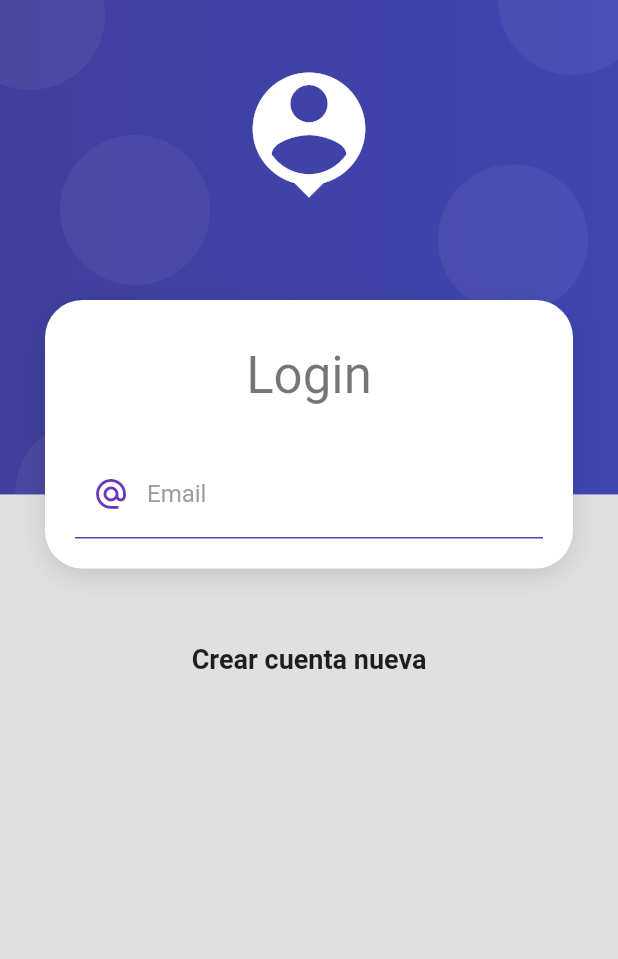
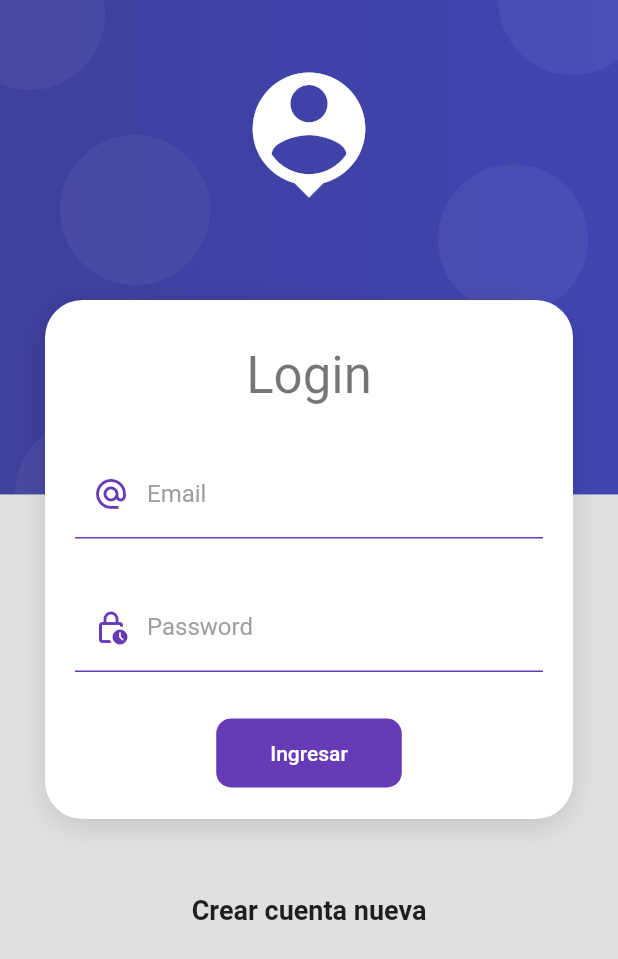
Before and after one commit to jcastroe1000/Flutter_IOS-Android, a Flutter app: the screen it shows after launch, on a phone screen of 412 x 824 dp. Shown: the top 959 px of the screen. Run offline on Flutter 3.47's test engine with Material 2 defaults, Android fonts, the light colour scheme and no system bars; our stand-ins replace card_swiper, google_maps_flutter, shared_preferences, sqflite; missing offline and left inert: flutter_barcode_scanner; accounts and stored records are empty.

Commit message:
finish login page desing

```diff
--- a/productos_app/lib/screens/login_screen.dart
+++ b/productos_app/lib/screens/login_screen.dart
@@ -1,4 +1,5 @@
 import 'package:flutter/material.dart';
+import 'package:productos_app/ui/input_decoration.dart';
 import 'package:productos_app/widgets/widgets.dart';
 
 class LoginScreen extends StatelessWidget {
@@ -31,6 +32,9 @@ class LoginScreen extends StatelessWidget {
             Text(
               'Crear cuenta nueva',
               style: TextStyle(fontSize: 18, fontWeight: FontWeight.bold),
+            ),
+            SizedBox(
+              height: 30,
             )
           ],
         ),
@@ -47,21 +51,38 @@ class _LoginForm extends StatelessWidget {
           child: Column(
         children: [
           TextFormField(
-            autocorrect: false,
-            keyboardType: TextInputType.emailAddress,
-            decoration: const InputDecoration(
-                enabledBorder: UnderlineInputBorder(
-                    borderSide: BorderSide(color: Colors.deepPurple)),
-                focusedBorder: UnderlineInputBorder(
-                    borderSide: BorderSide(color: Colors.deepPurple, width: 2)),
-                hintText: 'micuenta@gmail.com',
-                labelText: 'Email',
-                labelStyle: TextStyle(color: Colors.grey),
-                prefixIcon: Icon(
-                  Icons.alternate_email_outlined,
-                  color: Colors.deepPurple,
-                )),
-          )
+              autocorrect: false,
+              keyboardType: TextInputType.emailAddress,
+              decoration: InputDecorations.authInpuDecoration(
+                  hintText: 'mi_correo@gmail.com',
+                  labelText: 'Email',
+                  prefixIcon: Icons.alternate_email_outlined)),
+          const SizedBox(
+            height: 30,
+          ),
+          TextFormField(
+              autocorrect: false,
+              obscureText: true,
+              keyboardType: TextInputType.emailAddress,
+              decoration: InputDecorations.authInpuDecoration(
+                  hintText: '*****',
+                  labelText: 'Password',
+                  prefixIcon: Icons.lock_clock_outlined)),
+          SizedBox(height: 30),
+          MaterialButton(
+              shape: RoundedRectangleBorder(
+                  borderRadius: BorderRadius.circular(10)),
+              disabledColor: Colors.grey,
+              elevation: 0,
+              color: Colors.deepPurple,
+              child: Container(
+                padding: EdgeInsets.symmetric(horizontal: 20, vertical: 15),
+                child: Text(
+                  'Ingresar',
+                  style: TextStyle(color: Colors.white),
+                ),
+              ),
+              onPressed: () {})
         ],
       )),
     );
--- /dev/null
+++ b/productos_app/lib/ui/input_decoration.dart
@@ -0,0 +1,21 @@
+import 'package:flutter/material.dart';
+
+class InputDecorations {
+  static InputDecoration authInpuDecoration({
+    required String hintText,
+    required String labelText,
+    IconData? prefixIcon,
+  }) {
+    return InputDecoration(
+        enabledBorder: UnderlineInputBorder(
+            borderSide: BorderSide(color: Colors.deepPurple)),
+        focusedBorder: UnderlineInputBorder(
+            borderSide: BorderSide(color: Colors.deepPurple, width: 2)),
+        hintText: hintText,
+        labelText: labelText,
+        labelStyle: TextStyle(color: Colors.grey),
+        prefixIcon: prefixIcon != null
+            ? Icon(prefixIcon, color: Colors.deepPurple)
+            : null);
+  }
+}
```
